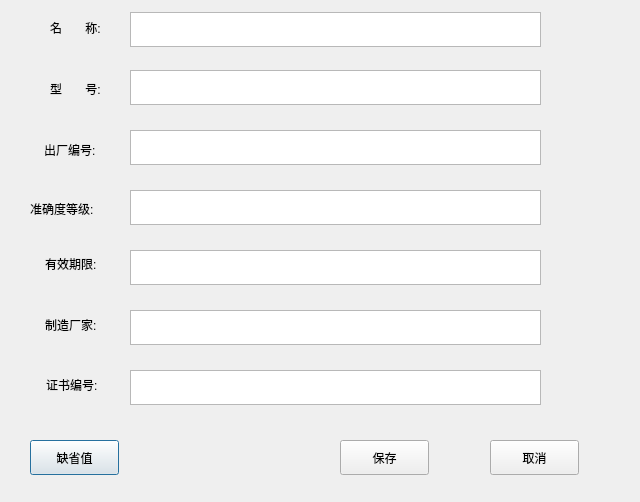
Above: Project/pro/ui/sys_standardparasetting.ui from Paul3326/FFT_4Qt before the change. Below: the same form after it.
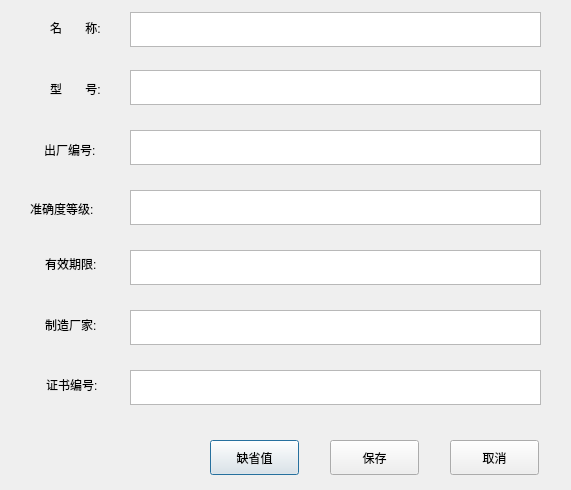
That is the form after the change.

The edit to the form file:
```diff
--- a/Project/pro/ui/sys_standardparasetting.ui
+++ b/Project/pro/ui/sys_standardparasetting.ui
@@ -6,8 +6,8 @@
    <rect>
     <x>0</x>
     <y>0</y>
-    <width>640</width>
-    <height>502</height>
+    <width>571</width>
+    <height>490</height>
    </rect>
   </property>
   <property name="windowTitle">
@@ -107,7 +107,7 @@
   <widget class="QPushButton" name="pushButton_default">
    <property name="geometry">
     <rect>
-     <x>30</x>
+     <x>210</x>
      <y>440</y>
      <width>89</width>
      <height>35</height>
@@ -120,7 +120,7 @@
   <widget class="QPushButton" name="pushButton_save">
    <property name="geometry">
     <rect>
-     <x>340</x>
+     <x>330</x>
      <y>440</y>
      <width>89</width>
      <height>35</height>
@@ -133,7 +133,7 @@
   <widget class="QPushButton" name="pushButton_cancel">
    <property name="geometry">
     <rect>
-     <x>490</x>
+     <x>450</x>
      <y>440</y>
      <width>89</width>
      <height>35</height>
```
